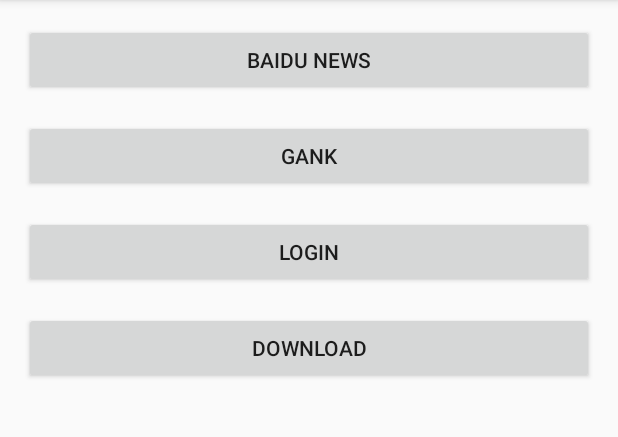
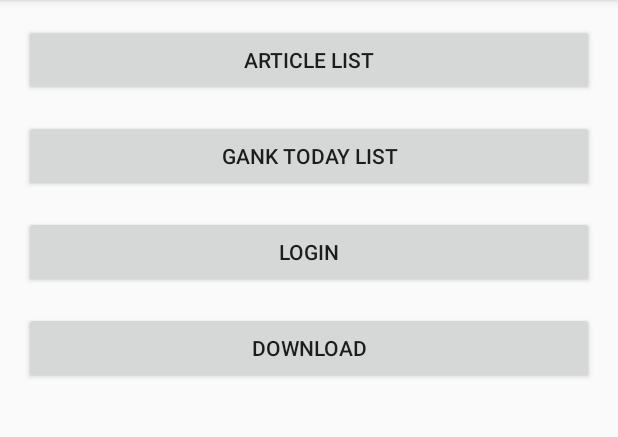
Before and after one commit to DylanCaiCoding/RetrofitKTX, an Android app: the screen it shows after launch (KotlinActivity), on a phone screen of 412 x 824 dp, the part 84-521 px from its top. Run offline under Robolectric (Android 15) with nearby library versions, the phone set to English and light mode, and no system bars; libraries missing offline, so code that uses them is left out: com.tbruyelle.rxpermissions2, me.jessyan.progressmanager; 3 statements that could not run were skipped.

Commit message:
Prepare for release 1.1.0

```diff
--- a/app/build.gradle
+++ b/app/build.gradle
@@ -20,9 +20,10 @@ android {
         }
     }
     compileOptions {
-        sourceCompatibility = '1.8'
-        targetCompatibility = '1.8'
+        sourceCompatibility JavaVersion.VERSION_1_8
+        targetCompatibility JavaVersion.VERSION_1_8
     }
+
 }
 
 dependencies {
--- a/app/src/main/AndroidManifest.xml
+++ b/app/src/main/AndroidManifest.xml
@@ -14,8 +14,10 @@
     android:roundIcon="@mipmap/ic_launcher_round"
     android:supportsRtl="true"
     android:theme="@style/AppTheme"
-    tools:ignore="GoogleAppIndexingWarning">
-    <activity android:name=".ui.JavaActivity"></activity>
+    tools:ignore="GoogleAppIndexingWarning"
+    tools:targetApi="n">
+    <activity android:name=".ui.JavaActivity">
+    </activity>
     <activity android:name=".ui.KotlinActivity">
       <intent-filter>
         <action android:name="android.intent.action.MAIN" />
--- a/app/src/main/java/com/dylanc/retrofit/helper/sample/api/TestApi.kt
+++ b/app/src/main/java/com/dylanc/retrofit/helper/sample/api/TestApi.kt
@@ -6,6 +6,7 @@ import com.dylanc.retrofit.helper.sample.bean.UserBean
 import io.reactivex.Single
 import retrofit2.http.GET
 import retrofit2.http.Headers
+import retrofit2.http.Path
 
 /**
  * @author Dylan Cai
@@ -13,12 +14,14 @@ import retrofit2.http.Headers
  */
 interface TestApi {
 
-  @GET("/guonei")
-  fun getBaiduNews(): Single<String>
+  @GET("/article/list/{page}/json")
+  fun geArticleList(
+    @Path(value = "page") page:Int
+  ): Single<String>
 
   @Headers(DOMAIN_HEADER + "gank")
   @GET("/api/today")
-  fun getGankData(): Single<String>
+  fun getGankTodayList(): Single<String>
 
   @GET("/user/login")
   fun login(): Single<ResultBean<UserBean>>
--- a/app/src/main/java/com/dylanc/retrofit/helper/sample/network/ProgressTransformer.kt
+++ b/app/src/main/java/com/dylanc/retrofit/helper/sample/network/ProgressTransformer.kt
@@ -11,8 +11,8 @@ import org.reactivestreams.Publisher
 
 /**
  * @author Dylan Cai
- * @since 2019/12/17
  */
+
 fun Initiator.observeProgress() =
   okHttpClientBuilder {
     ProgressManager.getInstance().with(this)
--- a/app/src/main/res/layout/activity_main.xml
+++ b/app/src/main/res/layout/activity_main.xml
@@ -1,56 +1,54 @@
 <?xml version="1.0" encoding="utf-8"?>
-<androidx.constraintlayout.widget.ConstraintLayout
-  xmlns:android="http://schemas.android.com/apk/res/android"
+<androidx.constraintlayout.widget.ConstraintLayout xmlns:android="http://schemas.android.com/apk/res/android"
+  xmlns:app="http://schemas.android.com/apk/res-auto"
   xmlns:tools="http://schemas.android.com/tools"
-  xmlns:app="http://schemas.android.com/apk/res-auto"
   android:layout_width="match_parent"
-  android:layout_height="match_parent"
-  tools:context=".JavaActivity">
+  android:layout_height="match_parent">
 
   <Button
+    android:id="@+id/btn_baidu_news"
     android:layout_width="0dp"
     android:layout_height="wrap_content"
-    android:text="baidu news"
-    android:onClick="requestBaiduNews"
+    android:layout_marginLeft="16dp"
+    android:layout_marginTop="16dp"
+    android:layout_marginRight="16dp"
+    android:onClick="requestArticleList"
+    android:text="article list"
     app:layout_constraintLeft_toLeftOf="parent"
     app:layout_constraintRight_toRightOf="parent"
-    app:layout_constraintTop_toTopOf="parent"
-    android:layout_marginTop="16dp"
-    android:layout_marginLeft="16dp"
-    android:layout_marginRight="16dp"
-    android:id="@+id/btn_baidu_news"/>
+    app:layout_constraintTop_toTopOf="parent" />
 
   <Button
-    android:text="gank"
+    android:id="@+id/btn_gank"
     android:layout_width="0dp"
     android:layout_height="wrap_content"
-    android:onClick="requestGankData"
-    android:id="@+id/btn_gank"
     android:layout_marginTop="16dp"
-    app:layout_constraintTop_toBottomOf="@+id/btn_baidu_news"
+    android:onClick="requestGankTodayList"
+    android:text="gank today list"
+    app:layout_constraintEnd_toEndOf="@+id/btn_baidu_news"
     app:layout_constraintStart_toStartOf="@+id/btn_baidu_news"
-    app:layout_constraintEnd_toEndOf="@+id/btn_baidu_news"/>
+    app:layout_constraintTop_toBottomOf="@+id/btn_baidu_news" />
 
   <Button
-    android:text="login"
+    android:id="@+id/btn_login"
     android:layout_width="0dp"
     android:layout_height="wrap_content"
+    android:layout_marginTop="16dp"
     android:onClick="requestLogin"
-    android:id="@+id/btn_login"
-    android:layout_marginTop="16dp"
-    app:layout_constraintTop_toBottomOf="@+id/btn_gank"
+    android:text="login"
+    app:layout_constraintEnd_toEndOf="@+id/btn_gank"
     app:layout_constraintStart_toStartOf="@+id/btn_gank"
-    app:layout_constraintEnd_toEndOf="@+id/btn_gank"/>
+    app:layout_constraintTop_toBottomOf="@+id/btn_gank" />
 
   <Button
-    android:text="Download"
+    android:id="@+id/btn_download"
     android:layout_width="0dp"
     android:layout_height="wrap_content"
-    android:id="@+id/btn_download"
+    android:layout_marginTop="16dp"
     android:onClick="download"
-    android:layout_marginTop="16dp"
-    app:layout_constraintTop_toBottomOf="@+id/btn_login"
+    android:text="Download"
+    app:layout_constraintEnd_toEndOf="@+id/btn_login"
     app:layout_constraintStart_toStartOf="@+id/btn_login"
-    app:layout_constraintEnd_toEndOf="@+id/btn_login"/>
+    app:layout_constraintTop_toBottomOf="@+id/btn_login" />
 
 </androidx.constraintlayout.widget.ConstraintLayout>
--- a/build.gradle
+++ b/build.gradle
@@ -1,6 +1,10 @@
 buildscript {
     ext {
         kotlin_version = '1.3.72'
+        okhttp_version = '4.7.2'
+        retrofit_version = '2.9.0'
+        rxandroid_version = '2.1.1'
+        autodispose_version = '1.4.0'
         retrofit_helper_annotations_version = '1.1.0-rc'
     }
     repositories {
--- a/retrofithelper-annotations/build.gradle
+++ b/retrofithelper-annotations/build.gradle
@@ -4,6 +4,7 @@ apply plugin: 'com.novoda.bintray-release'
 
 dependencies {
     implementation fileTree(dir: 'libs', include: ['*.jar'])
+    //noinspection DifferentStdlibGradleVersion
     implementation "org.jetbrains.kotlin:kotlin-stdlib-jdk7:$kotlin_version"
 }
 
@@ -15,7 +16,7 @@ publish {
     repoName = 'maven'
     groupId = 'com.dylanc'
     artifactId = 'retrofit-helper-annotations'
-    publishVersion = '1.1.0-rc'
+    publishVersion = '1.1.0'
     desc = 'An easy-to-use tool for Retrofit'
     website = 'https://github.com/DylanCaiCoding/RetrofitHelper'
 }
--- a/retrofithelper-compiler/build.gradle
+++ b/retrofithelper-compiler/build.gradle
@@ -4,6 +4,7 @@ apply plugin: 'com.novoda.bintray-release'
 
 dependencies {
     implementation fileTree(dir: 'libs', include: ['*.jar'])
+    //noinspection DifferentStdlibGradleVersion
     implementation "org.jetbrains.kotlin:kotlin-stdlib-jdk7:$kotlin_version"
     implementation "com.dylanc:retrofit-helper-annotations:$retrofit_helper_annotations_version"
     implementation "com.squareup:javapoet:1.12.1"
@@ -17,7 +18,7 @@ publish {
     repoName = 'maven'
     groupId = 'com.dylanc'
     artifactId = 'retrofit-helper-compiler'
-    publishVersion = '1.1.0-rc'
+    publishVersion = '1.1.0'
     desc = 'An easy-to-use tool for Retrofit'
     website = 'https://github.com/DylanCaiCoding/RetrofitHelper'
 }
--- /dev/null
+++ b/retrofithelper-rxjava/src/main/java/com/dylanc/retrofit/helper/rxjava/AutoDispose.kt
@@ -0,0 +1,43 @@
+@file:Suppress("unused")
+
+package com.dylanc.retrofit.helper.rxjava
+
+import androidx.lifecycle.Lifecycle
+import androidx.lifecycle.LifecycleOwner
+import com.uber.autodispose.*
+import com.uber.autodispose.android.lifecycle.AndroidLifecycleScopeProvider
+import io.reactivex.*
+
+/**
+ * @author Dylan Cai
+ */
+
+fun <T> Observable<T>.autoDispose(
+  lifecycleOwner: LifecycleOwner,
+  untilEvent: Lifecycle.Event = Lifecycle.Event.ON_DESTROY
+): ObservableSubscribeProxy<T> =
+  autoDispose(AndroidLifecycleScopeProvider.from(lifecycleOwner, untilEvent))
+
+fun <T> Flowable<T>.autoDispose(
+  lifecycleOwner: LifecycleOwner,
+  untilEvent: Lifecycle.Event = Lifecycle.Event.ON_DESTROY
+): FlowableSubscribeProxy<T> =
+  autoDispose(AndroidLifecycleScopeProvider.from(lifecycleOwner, untilEvent))
+
+fun <T> Single<T>.autoDispose(
+  lifecycleOwner: LifecycleOwner,
+  untilEvent: Lifecycle.Event = Lifecycle.Event.ON_DESTROY
+): SingleSubscribeProxy<T> =
+  autoDispose(AndroidLifecycleScopeProvider.from(lifecycleOwner, untilEvent))
+
+fun <T> Maybe<T>.autoDispose(
+  lifecycleOwner: LifecycleOwner,
+  untilEvent: Lifecycle.Event = Lifecycle.Event.ON_DESTROY
+): MaybeSubscribeProxy<T> =
+  autoDispose(AndroidLifecycleScopeProvider.from(lifecycleOwner, untilEvent))
+
+fun Completable.autoDispose(
+  lifecycleOwner: LifecycleOwner,
+  untilEvent: Lifecycle.Event = Lifecycle.Event.ON_DESTROY
+): CompletableSubscribeProxy =
+  autoDispose(AndroidLifecycleScopeProvider.from(lifecycleOwner, untilEvent))
--- a/retrofithelper/src/main/java/com/dylanc/retrofit/helper/MultipartBody.kt
+++ b/retrofithelper/src/main/java/com/dylanc/retrofit/helper/MultipartBody.kt
@@ -10,13 +10,14 @@ import java.util.*
 /**
  * @author Dylan Cai
  */
-
+@JvmOverloads
 @JvmName("create")
 fun String.toPart(
   name: String,
   contentType: String = ContentType.MULTIPART
 ) = File(this).toPart(name, contentType)
 
+@JvmOverloads
 @JvmName("create")
 fun File.toPart(
   name: String,
@@ -25,6 +26,7 @@ fun File.toPart(
   return MultipartBody.Part.createFormData(name, this.name, asRequestBody(contentType))
 }
 
+@JvmOverloads
 @JvmName("create")
 fun List<String>.toPartList(
   name: String,
```
Also changed, not shown: app/src/main/java/com/dylanc/retrofit/helper/sample/constant/Constants.kt (+7 -3 lines), app/src/main/java/com/dylanc/retrofit/helper/sample/network/RxLoadingDialog.kt (+4 -15 lines), app/src/main/java/com/dylanc/retrofit/helper/sample/ui/JavaActivity.java (+52 -39 lines), app/src/main/java/com/dylanc/retrofit/helper/sample/ui/KotlinActivity.kt (+31 -37 lines), retrofithelper-rxjava/build.gradle (+8 -3 lines), retrofithelper-rxjava/src/main/java/com/dylanc/retrofit/helper/rxjava/Transformers.kt (+13 -12 lines), retrofithelper/build.gradle (+7 -7 lines), retrofithelper/src/main/java/com/dylanc/retrofit/helper/RequestBody.kt (+5 -2 lines), retrofithelper/src/main/java/com/dylanc/retrofit/helper/RetrofitHelper.kt (+8 -5 lines).
